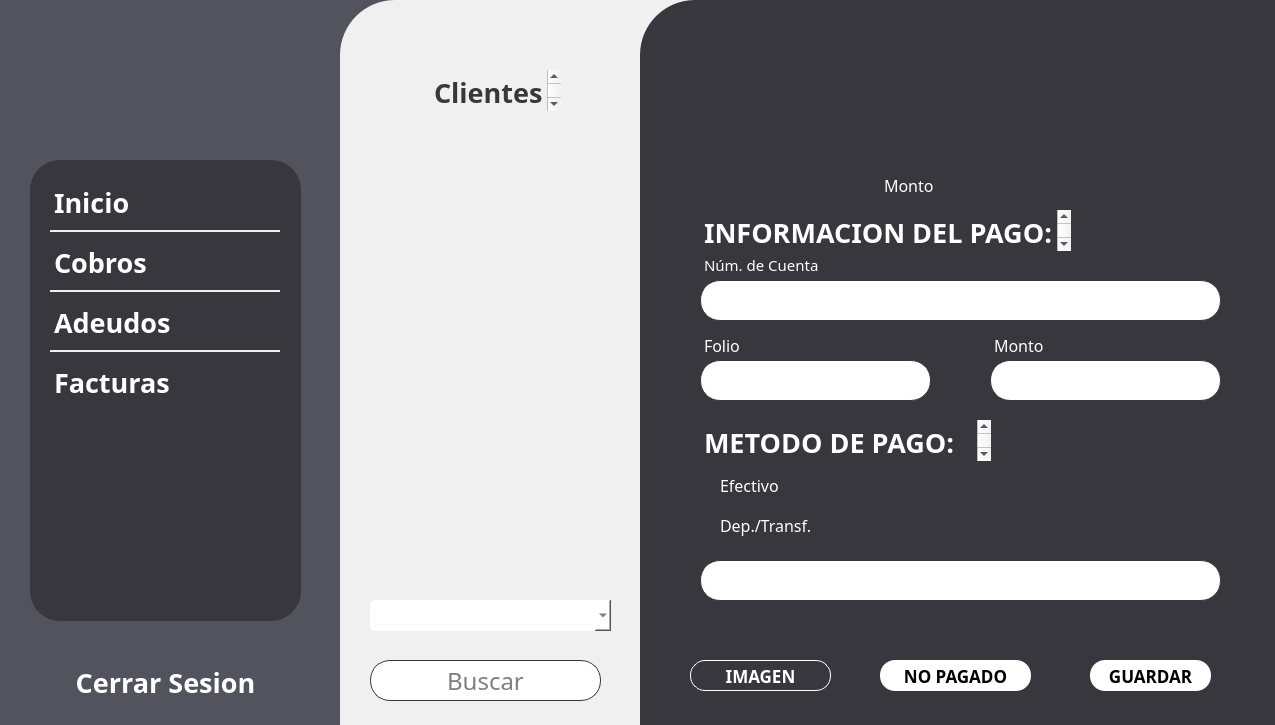
Qt form app/frontend/pantalla_cobro_facturador.ui (uRicardoCaballero/Radcomtest) before a commit.
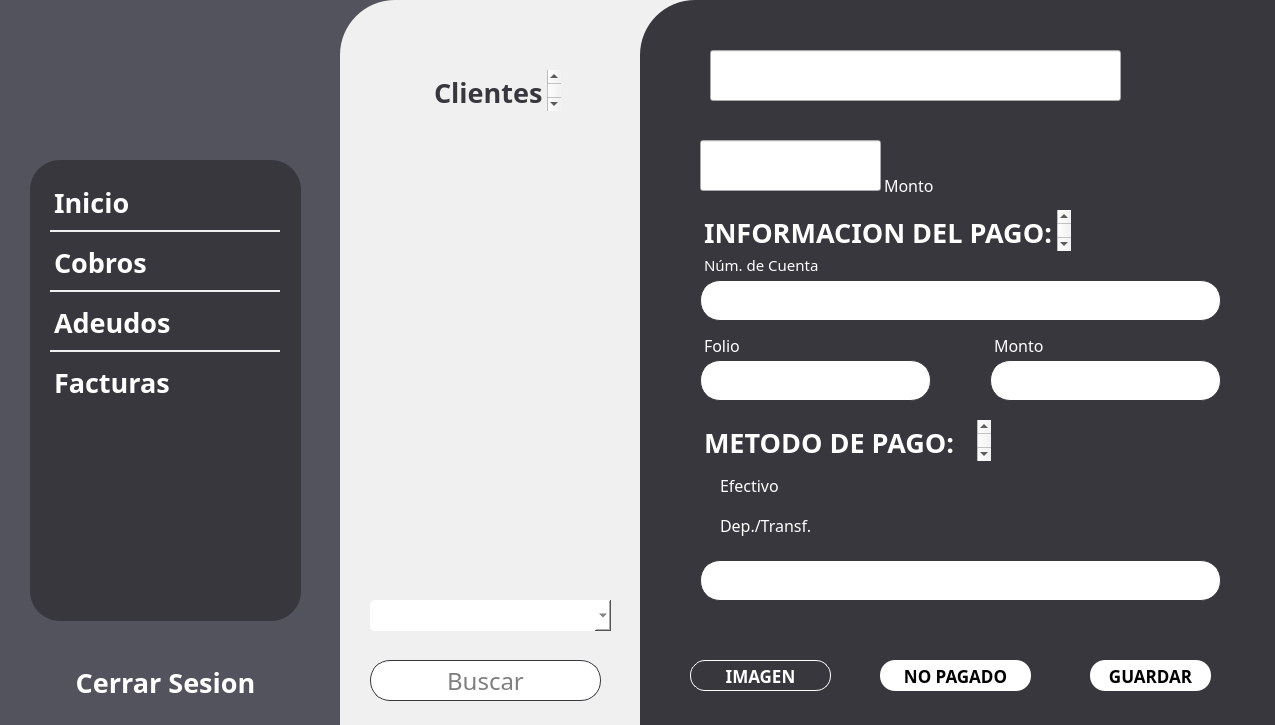
The same form after that commit. Icons and pictures are not drawn.

What changed in the file:
```diff
--- a/app/frontend/pantalla_cobro_facturador.ui
+++ b/app/frontend/pantalla_cobro_facturador.ui
@@ -637,49 +637,6 @@
       <string/>
      </property>
     </widget>
-    <widget class="QTextBrowser" name="Adeudo">
-     <property name="geometry">
-      <rect>
-       <x>60</x>
-       <y>150</y>
-       <width>181</width>
-       <height>41</height>
-      </rect>
-     </property>
-     <property name="sizePolicy">
-      <sizepolicy hsizetype="Expanding" vsizetype="Expanding">
-       <horstretch>0</horstretch>
-       <verstretch>0</verstretch>
-      </sizepolicy>
-     </property>
-     <property name="font">
-      <font>
-       <family>Montserrat</family>
-       <pointsize>5</pointsize>
-      </font>
-     </property>
-     <property name="toolTipDuration">
-      <number>-1</number>
-     </property>
-     <property name="autoFillBackground">
-      <bool>false</bool>
-     </property>
-     <property name="styleSheet">
-      <string notr="true">QTextBrowser {
-    background: transparent;  /* Quitar el fondo */
-	color:#FFFFFF;
-    border: none;             /* Quitar el borde */
-	margin: 0;                /* Eliminar márgenes */
-}</string>
-     </property>
-     <property name="html">
-      <string>&lt;!DOCTYPE HTML PUBLIC &quot;-//W3C//DTD HTML 4.0//EN&quot; &quot;http://www.w3.org/TR/REC-html40/strict.dtd&quot;&gt;
-&lt;html&gt;&lt;head&gt;&lt;meta name=&quot;qrichtext&quot; content=&quot;1&quot; /&gt;&lt;style type=&quot;text/css&quot;&gt;
-p, li { white-space: pre-wrap; }
-&lt;/style&gt;&lt;/head&gt;&lt;body style=&quot; font-family:'Montserrat'; font-size:5pt; font-weight:400; font-style:normal;&quot;&gt;
-&lt;p style=&quot;-qt-paragraph-type:empty; margin-top:0px; margin-bottom:0px; margin-left:0px; margin-right:0px; -qt-block-indent:0; text-indent:0px;&quot;&gt;&lt;br /&gt;&lt;/p&gt;&lt;/body&gt;&lt;/html&gt;</string>
-     </property>
-    </widget>
     <widget class="QTextBrowser" name="MontoText">
      <property name="geometry">
       <rect>
@@ -723,49 +680,90 @@
 &lt;p style=&quot; margin-top:0px; margin-bottom:0px; margin-left:0px; margin-right:0px; -qt-block-indent:0; text-indent:0px;&quot;&gt;&lt;span style=&quot; font-size:12pt;&quot;&gt;Monto&lt;/span&gt;&lt;/p&gt;&lt;/body&gt;&lt;/html&gt;</string>
      </property>
     </widget>
-    <widget class="QTextBrowser" name="Adeudo_2">
+    <widget class="QLineEdit" name="NombreHolder">
+     <property name="geometry">
+      <rect>
+       <x>70</x>
+       <y>50</y>
+       <width>411</width>
+       <height>51</height>
+      </rect>
+     </property>
+     <property name="font">
+      <font>
+       <family>&quot;Montserratl&quot;</family>
+       <pointsize>-1</pointsize>
+      </font>
+     </property>
+     <property name="layoutDirection">
+      <enum>Qt::LeftToRight</enum>
+     </property>
+     <property name="styleSheet">
+      <string notr="true">QLineEdit{
+		color: #FFFFFF;
+		Font-family: \&quot;Montserratl\&quot;;
+		font-size: 36px;
+		border: none;
+		background: transparent; 
+}</string>
+     </property>
+     <property name="inputMask">
+      <string/>
+     </property>
+     <property name="text">
+      <string/>
+     </property>
+     <property name="alignment">
+      <set>Qt::AlignBottom|Qt::AlignLeading|Qt::AlignLeft</set>
+     </property>
+     <property name="readOnly">
+      <bool>true</bool>
+     </property>
+     <property name="placeholderText">
+      <string/>
+     </property>
+    </widget>
+    <widget class="QLineEdit" name="CobroHolder_2">
      <property name="geometry">
       <rect>
        <x>60</x>
-       <y>70</y>
-       <width>331</width>
-       <height>61</height>
+       <y>140</y>
+       <width>181</width>
+       <height>51</height>
       </rect>
      </property>
-     <property name="sizePolicy">
-      <sizepolicy hsizetype="Expanding" vsizetype="Expanding">
-       <horstretch>0</horstretch>
-       <verstretch>0</verstretch>
-      </sizepolicy>
-     </property>
      <property name="font">
       <font>
-       <family>Montserrat</family>
-       <pointsize>5</pointsize>
-       <weight>50</weight>
-       <bold>false</bold>
+       <family>&quot;Montserratl&quot;</family>
+       <pointsize>-1</pointsize>
       </font>
      </property>
-     <property name="toolTipDuration">
-      <number>-1</number>
-     </property>
-     <property name="autoFillBackground">
-      <bool>false</bool>
+     <property name="layoutDirection">
+      <enum>Qt::LeftToRight</enum>
      </property>
      <property name="styleSheet">
-      <string notr="true">QTextBrowser {
-    background: transparent;  /* Quitar el fondo */
-	color:#FFFFFF;
-    border: none;             /* Quitar el borde */
-	margin: 0;                /* Eliminar márgenes */
+      <string notr="true">QLineEdit{
+		color: #FFFFFF;
+		Font-family: \&quot;Montserratl\&quot;;
+		font-size: 36px;
+		border: none;
+		background: transparent; 
 }</string>
      </property>
-     <property name="html">
-      <string>&lt;!DOCTYPE HTML PUBLIC &quot;-//W3C//DTD HTML 4.0//EN&quot; &quot;http://www.w3.org/TR/REC-html40/strict.dtd&quot;&gt;
-&lt;html&gt;&lt;head&gt;&lt;meta name=&quot;qrichtext&quot; content=&quot;1&quot; /&gt;&lt;style type=&quot;text/css&quot;&gt;
-p, li { white-space: pre-wrap; }
-&lt;/style&gt;&lt;/head&gt;&lt;body style=&quot; font-family:'Montserrat'; font-size:5pt; font-weight:400; font-style:normal;&quot;&gt;
-&lt;p style=&quot;-qt-paragraph-type:empty; margin-top:0px; margin-bottom:0px; margin-left:0px; margin-right:0px; -qt-block-indent:0; text-indent:0px;&quot;&gt;&lt;br /&gt;&lt;/p&gt;&lt;/body&gt;&lt;/html&gt;</string>
+     <property name="inputMask">
+      <string/>
+     </property>
+     <property name="text">
+      <string/>
+     </property>
+     <property name="alignment">
+      <set>Qt::AlignBottom|Qt::AlignRight|Qt::AlignTrailing</set>
+     </property>
+     <property name="readOnly">
+      <bool>true</bool>
+     </property>
+     <property name="placeholderText">
+      <string/>
      </property>
     </widget>
    </widget>
```
